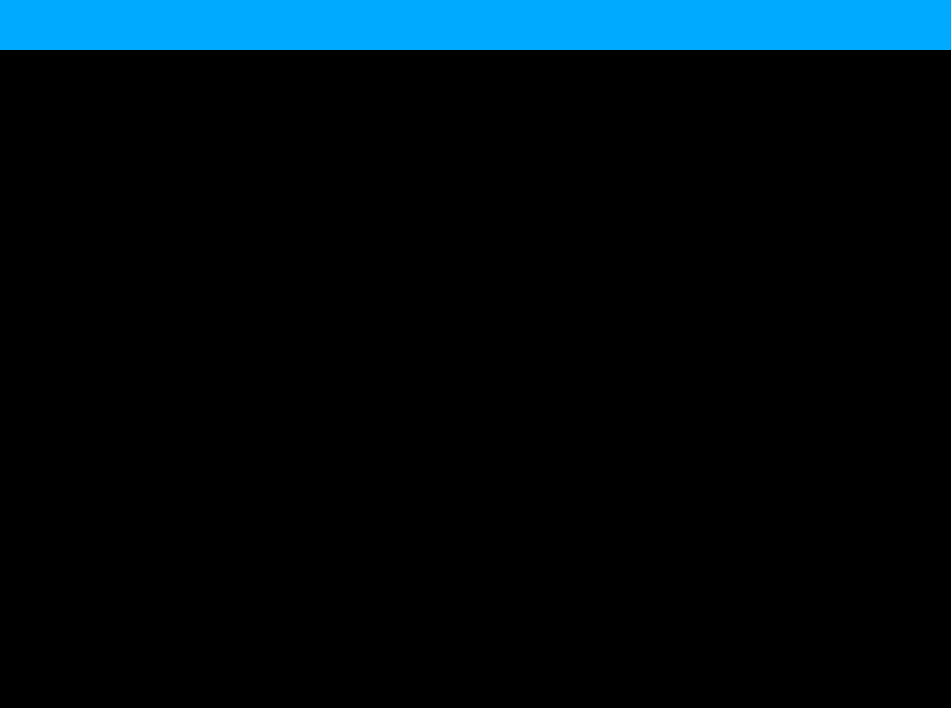
Old version of the form src/view/telaInicial.ui in the repository DiegoSMAnjos/SENAI-TDS-DS2-CaixaEletronico.
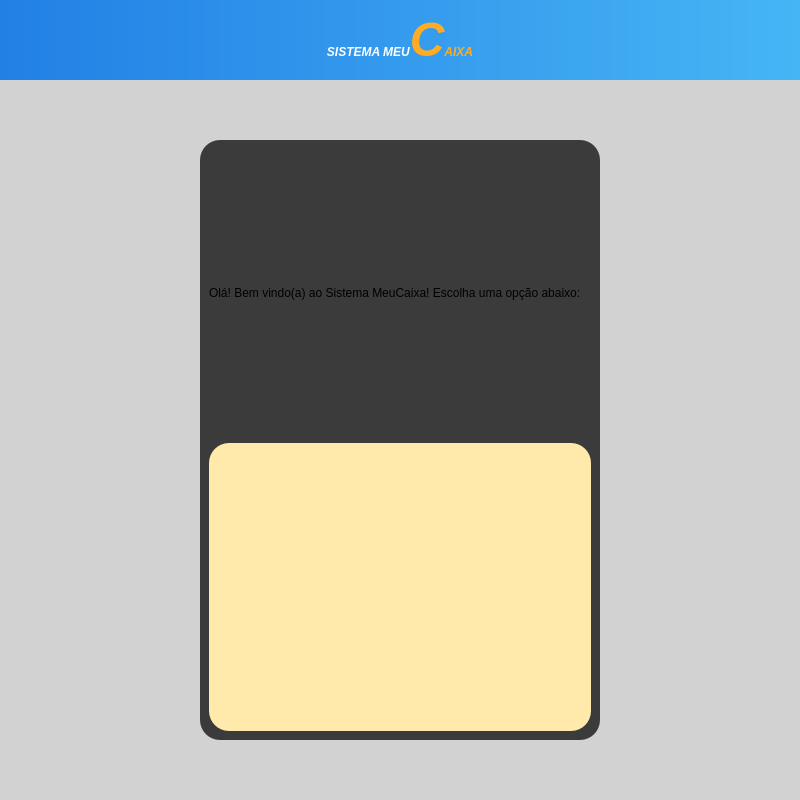
New version of the form.

Patch:
```diff
--- a/src/view/telaInicial.ui
+++ b/src/view/telaInicial.ui
@@ -6,14 +6,26 @@
    <rect>
     <x>0</x>
     <y>0</y>
-    <width>951</width>
-    <height>708</height>
+    <width>800</width>
+    <height>800</height>
    </rect>
   </property>
+  <property name="minimumSize">
+   <size>
+    <width>800</width>
+    <height>800</height>
+   </size>
+  </property>
   <property name="windowTitle">
    <string>MainWindow</string>
   </property>
   <widget class="QWidget" name="centralwidget">
+   <property name="minimumSize">
+    <size>
+     <width>750</width>
+     <height>0</height>
+    </size>
+   </property>
    <layout class="QVBoxLayout" name="verticalLayout">
     <property name="spacing">
      <number>0</number>
@@ -31,15 +43,17 @@
      <number>0</number>
     </property>
     <item>
-     <widget class="QFrame" name="frame">
+     <widget class="QFrame" name="top_bar">
       <property name="maximumSize">
        <size>
         <width>16777215</width>
-        <height>50</height>
+        <height>80</height>
        </size>
       </property>
       <property name="styleSheet">
-       <string notr="true">background-color: rgb(0, 170, 255);</string>
+       <string notr="true">background-color: qlineargradient(spread:pad, x1:0, y1:0, x2:1, y2:0, stop:0 rgba(34, 128, 229), stop:1 rgba(70, 181, 245));
+
+</string>
       </property>
       <property name="frameShape">
        <enum>QFrame::NoFrame</enum>
@@ -47,12 +61,45 @@
       <property name="frameShadow">
        <enum>QFrame::Raised</enum>
       </property>
+      <layout class="QHBoxLayout" name="horizontalLayout">
+       <property name="spacing">
+        <number>0</number>
+       </property>
+       <property name="leftMargin">
+        <number>0</number>
+       </property>
+       <property name="topMargin">
+        <number>0</number>
+       </property>
+       <property name="rightMargin">
+        <number>0</number>
+       </property>
+       <property name="bottomMargin">
+        <number>0</number>
+       </property>
+       <item>
+        <widget class="QLabel" name="label_title">
+         <property name="styleSheet">
+          <string notr="true">font: 28pt &quot;Segoe UI&quot;;
+font-weight: bold;
+
+</string>
+         </property>
+         <property name="text">
+          <string>&lt;html&gt;&lt;head/&gt;&lt;body&gt;&lt;p&gt;&lt;span style=&quot; font-style:italic; color:#ffffff;&quot;&gt;SISTEMA MEU&lt;/span&gt;&lt;span style=&quot; font-size:36pt; font-style:italic; color:#ffab23;&quot;&gt;C&lt;/span&gt;&lt;span style=&quot; font-style:italic; color:#ffab23;&quot;&gt;AIXA&lt;/span&gt;&lt;/p&gt;&lt;/body&gt;&lt;/html&gt;</string>
+         </property>
+         <property name="alignment">
+          <set>Qt::AlignCenter</set>
+         </property>
+        </widget>
+       </item>
+      </layout>
      </widget>
     </item>
     <item>
      <widget class="QFrame" name="frame_2">
       <property name="styleSheet">
-       <string notr="true">background-color: rgb(0, 0, 0);</string>
+       <string notr="true">background-color: rgb(210, 210, 210);</string>
       </property>
       <property name="frameShape">
        <enum>QFrame::NoFrame</enum>
@@ -60,6 +107,50 @@
       <property name="frameShadow">
        <enum>QFrame::Raised</enum>
       </property>
+      <layout class="QHBoxLayout" name="horizontalLayout_2">
+       <item>
+        <widget class="QFrame" name="menu_area">
+         <property name="maximumSize">
+          <size>
+           <width>400</width>
+           <height>600</height>
+          </size>
+         </property>
+         <property name="styleSheet">
+          <string notr="true">background-color: rgb(59, 59, 59);
+border-radius: 20px;</string>
+         </property>
+         <property name="frameShape">
+          <enum>QFrame::StyledPanel</enum>
+         </property>
+         <property name="frameShadow">
+          <enum>QFrame::Raised</enum>
+         </property>
+         <layout class="QVBoxLayout" name="verticalLayout_2">
+          <item>
+           <widget class="QLabel" name="lbl_menu">
+            <property name="text">
+             <string>Olá! Bem vindo(a) ao Sistema MeuCaixa! Escolha uma opção abaixo:</string>
+            </property>
+           </widget>
+          </item>
+          <item>
+           <widget class="QFrame" name="frame">
+            <property name="styleSheet">
+             <string notr="true">background-color: rgb(255, 234, 171);</string>
+            </property>
+            <property name="frameShape">
+             <enum>QFrame::StyledPanel</enum>
+            </property>
+            <property name="frameShadow">
+             <enum>QFrame::Raised</enum>
+            </property>
+           </widget>
+          </item>
+         </layout>
+        </widget>
+       </item>
+      </layout>
      </widget>
     </item>
    </layout>
```
Left out of the diff: 2 changed lines with no effect on the pictures.
